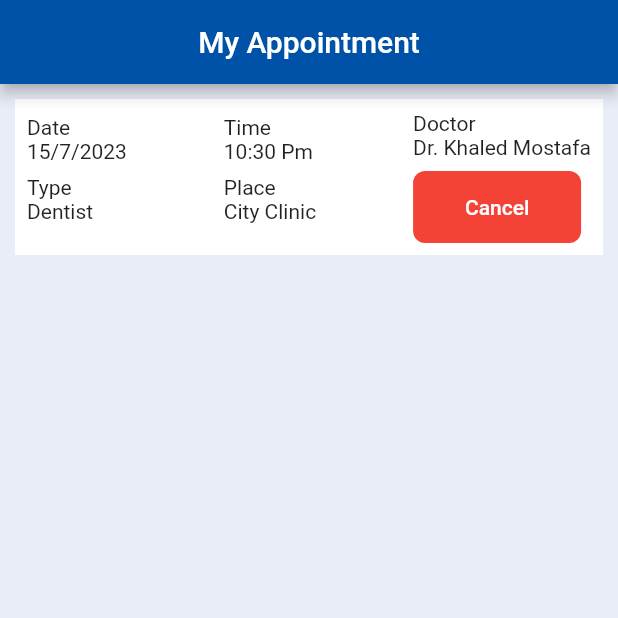
After one commit to El3aQeeD/clinic_app, a Flutter app: the Appointment screen opened directly, on a phone screen of 412 x 824 dp, the top half of it. The commit adds this screen. Run offline on Flutter 3.47's test engine with Material 2 defaults, Android fonts, the phone set to English and light mode, and no system bars; our stand-ins replace flutter_bloc, flutter_screenutil; network calls fail.

Commit message:
appointment_view.dart added and some edits in current_screen_logic.dart and current_screen_view.dart

```diff
--- a/lib/bloc/current_screen_cubit/current_screen_logic.dart
+++ b/lib/bloc/current_screen_cubit/current_screen_logic.dart
@@ -1,5 +1,6 @@
 
 import 'package:clinic_app/bloc/current_screen_cubit/current_screen_state.dart';
+import 'package:clinic_app/views/appointment_view.dart';
 import 'package:clinic_app/views/home_view.dart';
 import 'package:clinic_app/views/profile_view.dart';
 import 'package:flutter/material.dart';
@@ -15,12 +16,14 @@ class CurrentScreenCubit extends Cubit<CurrentScreenState>{
 
   List screens=[
       Home(),
+      Appointment(),
       Profile(),
   ];
 
   int index=0;
   Color colorHome= Colors.white;
   Color colorProfile= Colors.black;
+  Color colorAppointment = Colors.black;
 
   homeCurrentScreen()
   {
@@ -32,17 +35,30 @@ class CurrentScreenCubit extends Cubit<CurrentScreenState>{
     emit(CurrentScreenHome());
   }
 
+  appointmentCurrentScreen(){
+
+    index =1;
+
+    colorAppointment= Colors.white;
+    colorHome= Colors.black;
+    colorProfile= Colors.black;
+
+
+    emit(CurrentScreenAppointment());
+
+  }
+
   profileCurrentScreen()
   {
 
-      index=1;
-     colorHome= Colors.black;
-     colorProfile= Colors.white;
+    index=2;
+    colorHome= Colors.black;
+    colorAppointment = Colors.black;
+    colorProfile= Colors.white;
 
     emit(CurrentScreenProfile());
 
   }
 
 
-
 }
--- a/lib/bloc/current_screen_cubit/current_screen_state.dart
+++ b/lib/bloc/current_screen_cubit/current_screen_state.dart
@@ -4,4 +4,4 @@ abstract class CurrentScreenState{}
 class CurrentScreenInitial extends CurrentScreenState{}
 class CurrentScreenHome extends CurrentScreenState{}
 class CurrentScreenProfile extends CurrentScreenState{}
-//class CurrentScreen extends CurrentScreenState{}
+class CurrentScreenAppointment extends CurrentScreenState{}
--- a/lib/constnats/my_colors.dart
+++ b/lib/constnats/my_colors.dart
@@ -4,5 +4,5 @@ class MyColors{
   static const Color darkBlue = Color(0xff0052a8);
   static const Color navyBlue = Color(0xffdcedff);
   static const Color lightGreen = Color(0xff04d8aa);
-
+  static const Color darkWhite = Color(0xffe9edf8);
 }
--- a/lib/main.dart
+++ b/lib/main.dart
@@ -1,6 +1,7 @@
 import 'package:clinic_app/bloc/current_screen_cubit/current_screen_logic.dart';
 import 'package:clinic_app/bloc/home_cubit/home_logic.dart';
 import 'package:clinic_app/bloc/login_cubit/login_logic.dart';
+import 'package:clinic_app/views/appointment_view.dart';
 import 'package:clinic_app/views/current_screen_view.dart';
 import 'package:clinic_app/views/home_view.dart';
 import 'package:clinic_app/views/login_view.dart';
--- /dev/null
+++ b/lib/views/appointment_view.dart
@@ -0,0 +1,96 @@
+import 'package:clinic_app/constnats/my_colors.dart';
+import 'package:flutter/material.dart';
+import 'package:flutter_screenutil/flutter_screenutil.dart';
+
+class Appointment extends StatelessWidget {
+  const Appointment({Key? key}) : super(key: key);
+
+  @override
+  Widget build(BuildContext context) {
+    return Scaffold(
+        backgroundColor: MyColors.darkWhite,
+        appBar: AppBar(
+          centerTitle: true,
+          title: const Text('My Appointment'),
+          backgroundColor: MyColors.darkBlue,
+        ),
+        body: ListView.builder(
+            itemCount: 1,
+            itemBuilder: (context, i) {
+              return Padding(
+                padding: const EdgeInsets.all(10.0),
+                child: Container(
+                    color: Colors.white,
+                    child: Padding(
+                      padding: const EdgeInsets.all(8.0),
+                      child: Column(
+                        children: [
+                          Row(
+                            mainAxisAlignment: MainAxisAlignment.spaceBetween,
+                            children: [
+                              Padding(
+                                padding: const EdgeInsets.only(bottom: 10),
+                                child: Column(
+                                  crossAxisAlignment: CrossAxisAlignment.start,
+                                  children: const [
+                                    Text("Date"),
+                                    Text("15/7/2023"),
+                                    SizedBox(
+                                      height: 8,
+                                    ),
+                                    Text("Type"),
+                                    Text("Dentist")
+                                  ],
+                                ),
+                              ),
+                              Padding(
+                                padding: const EdgeInsets.only(bottom: 10),
+                                child: Column(
+                                  crossAxisAlignment: CrossAxisAlignment.start,
+                                  children: const [
+                                    Text("Time"),
+                                    Text("10:30 Pm"),
+                                    SizedBox(
+                                      height: 8,
+                                    ),
+                                    Text("Place"),
+                                    Text("City Clinic")
+                                  ],
+                                ),
+                              ),
+                              Column(
+                                crossAxisAlignment: CrossAxisAlignment.start,
+                                children: [
+                                  Text("Doctor"),
+                                  Text("Dr. Khaled Mostafa"),
+                                  SizedBox(
+                                    height: 8,
+                                  ),
+                                  Container(
+                                    decoration: BoxDecoration(
+                                      color: Colors.red,
+                                      borderRadius: BorderRadius.circular(8),
+                                    ),
+                                    child: Padding(
+                                      padding: const EdgeInsets.symmetric(
+                                          horizontal: 24),
+                                      child: TextButton(
+                                        onPressed: () {},
+                                        child: Text(
+                                          "Cancel",
+                                          style: TextStyle(color: Colors.white),
+                                        ),
+                                      ),
+                                    ),
+                                  )
+                                ],
+                              ),
+                            ],
+                          ),
+                        ],
+                      ),
+                    )),
+              );
+            }));
+  }
+}
--- a/lib/views/current_screen_view.dart
+++ b/lib/views/current_screen_view.dart
@@ -42,6 +42,23 @@ class CurrentScreen extends StatelessWidget {
       );
   }
 
+  Widget appointmentIcon(CurrentScreenCubit obj)
+  {
+    return MaterialButton(onPressed: (){
+      obj.appointmentCurrentScreen();
+    },
+      child: Column(
+        mainAxisSize: MainAxisSize.min,
+        children: [
+          Icon(Icons.add_circle_outline_rounded,color: obj.colorAppointment,),
+          Text("Appointment",style: TextStyle(color: obj.colorAppointment),),
+        ],
+      ),
+    );
+  }
+
+
+
 
 
   @override
@@ -56,6 +73,7 @@ class CurrentScreen extends StatelessWidget {
                   mainAxisAlignment: MainAxisAlignment.spaceAround,
                   children: [
                     homeIcon(obj),
+                    appointmentIcon(obj),
                     profileIcon(obj),
                   ],
                 ),
```
